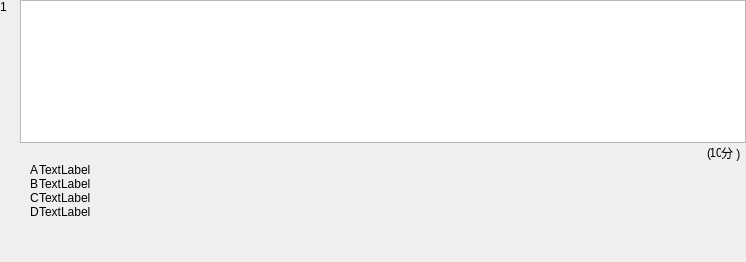
Old version of the form DataModeView/ExamChoiceQusetionFrame.ui in the repository MRcao1001/Ddecode-QT-TCP-customWidget-MVD-MVC-MVVM-.
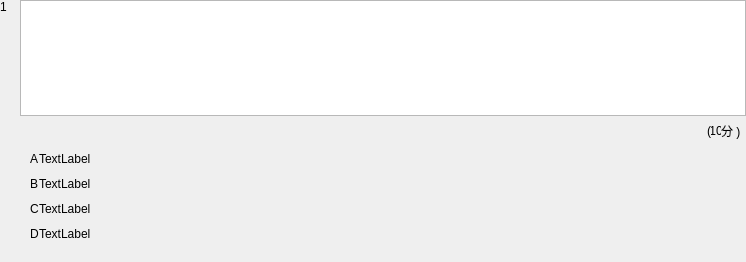
New version of the form.

The edit to the form file:
```diff
--- a/DataModeView/ExamChoiceQusetionFrame.ui
+++ b/DataModeView/ExamChoiceQusetionFrame.ui
@@ -79,6 +79,12 @@
            <property name="enabled">
             <bool>true</bool>
            </property>
+           <property name="minimumSize">
+            <size>
+             <width>0</width>
+             <height>50</height>
+            </size>
+           </property>
           </widget>
          </item>
         </layout>
@@ -103,7 +109,7 @@
            <property name="minimumSize">
             <size>
              <width>10</width>
-             <height>0</height>
+             <height>30</height>
             </size>
            </property>
            <property name="maximumSize">
@@ -125,7 +131,7 @@
            <property name="minimumSize">
             <size>
              <width>10</width>
-             <height>0</height>
+             <height>30</height>
             </size>
            </property>
            <property name="maximumSize">
@@ -147,7 +153,7 @@
            <property name="minimumSize">
             <size>
              <width>25</width>
-             <height>0</height>
+             <height>30</height>
             </size>
            </property>
            <property name="maximumSize">
@@ -188,6 +194,12 @@
           <layout class="QVBoxLayout" name="verticalLayout_6">
            <item>
             <widget class="QLabel" name="label_2">
+             <property name="minimumSize">
+              <size>
+               <width>0</width>
+               <height>25</height>
+              </size>
+             </property>
              <property name="text">
               <string>A</string>
              </property>
@@ -195,6 +207,12 @@
            </item>
            <item>
             <widget class="QLabel" name="label_4">
+             <property name="minimumSize">
+              <size>
+               <width>0</width>
+               <height>25</height>
+              </size>
+             </property>
              <property name="text">
               <string>B</string>
              </property>
@@ -202,6 +220,12 @@
            </item>
            <item>
             <widget class="QLabel" name="label_3">
+             <property name="minimumSize">
+              <size>
+               <width>0</width>
+               <height>25</height>
+              </size>
+             </property>
              <property name="text">
               <string>C</string>
              </property>
@@ -209,6 +233,12 @@
            </item>
            <item>
             <widget class="QLabel" name="label">
+             <property name="minimumSize">
+              <size>
+               <width>0</width>
+               <height>25</height>
+              </size>
+             </property>
              <property name="text">
               <string>D</string>
              </property>
@@ -220,6 +250,12 @@
           <layout class="QVBoxLayout" name="verticalLayout_7">
            <item>
             <widget class="QLabel" name="Result_A">
+             <property name="minimumSize">
+              <size>
+               <width>0</width>
+               <height>25</height>
+              </size>
+             </property>
              <property name="text">
               <string>TextLabel</string>
              </property>
@@ -227,6 +263,12 @@
            </item>
            <item>
             <widget class="QLabel" name="Result_B">
+             <property name="minimumSize">
+              <size>
+               <width>0</width>
+               <height>25</height>
+              </size>
+             </property>
              <property name="text">
               <string>TextLabel</string>
              </property>
@@ -234,6 +276,12 @@
            </item>
            <item>
             <widget class="QLabel" name="Result_C">
+             <property name="minimumSize">
+              <size>
+               <width>0</width>
+               <height>25</height>
+              </size>
+             </property>
              <property name="text">
               <string>TextLabel</string>
              </property>
@@ -241,6 +289,12 @@
            </item>
            <item>
             <widget class="QLabel" name="Result_D">
+             <property name="minimumSize">
+              <size>
+               <width>0</width>
+               <height>25</height>
+              </size>
+             </property>
              <property name="text">
               <string>TextLabel</string>
              </property>
```
